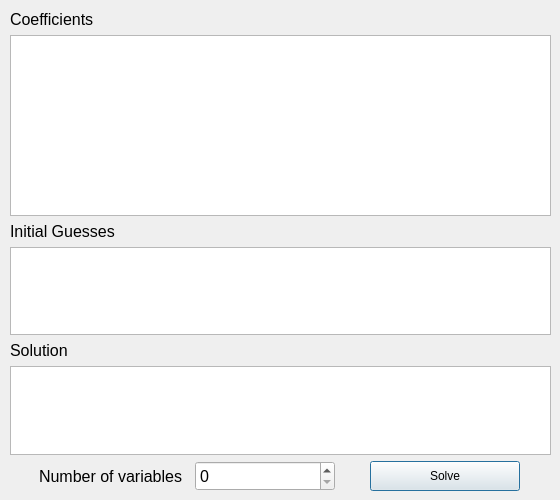
This is ui/jacobi_method.ui in Solar-Spark/CompMathFinal as Qt 5 draws it before an edit. The edited form follows.
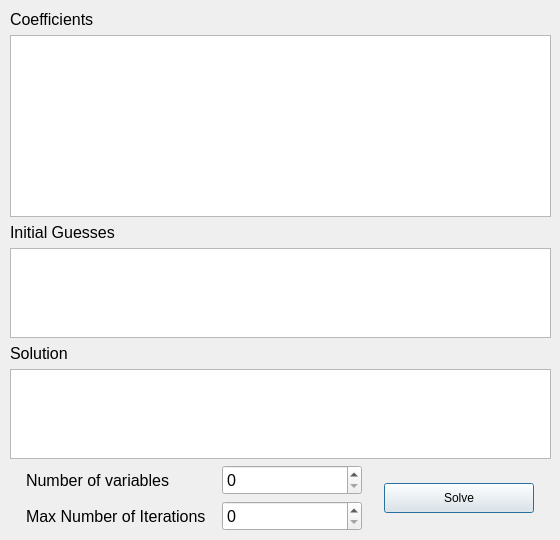
This is the edited form.

```diff
--- a/ui/jacobi_method.ui
+++ b/ui/jacobi_method.ui
@@ -7,19 +7,19 @@
     <x>0</x>
     <y>0</y>
     <width>560</width>
-    <height>500</height>
+    <height>540</height>
    </rect>
   </property>
   <property name="minimumSize">
    <size>
     <width>560</width>
-    <height>500</height>
+    <height>540</height>
    </size>
   </property>
   <property name="maximumSize">
    <size>
     <width>560</width>
-    <height>500</height>
+    <height>540</height>
    </size>
   </property>
   <property name="windowTitle">
@@ -31,10 +31,10 @@
      <x>10</x>
      <y>10</y>
      <width>541</width>
-     <height>481</height>
+     <height>521</height>
     </rect>
    </property>
-   <layout class="QVBoxLayout" name="verticalLayout_3">
+   <layout class="QVBoxLayout" name="verticalLayout_5">
     <item>
      <layout class="QVBoxLayout" name="verticalLayout">
       <item>
@@ -109,12 +109,20 @@
     <item>
      <layout class="QHBoxLayout" name="horizontalLayout">
       <item>
-       <layout class="QHBoxLayout" name="horizontalLayout_2">
+       <layout class="QVBoxLayout" name="verticalLayout_3">
         <item>
-         <widget class="QLabel" name="label_3">
+         <layout class="QHBoxLayout" name="horizontalLayout_3">
+          <item>
+           <widget class="QLabel" name="label_4">
+            <property name="minimumSize">
+             <size>
+              <width>190</width>
+              <height>0</height>
+             </size>
+            </property>
           <property name="maximumSize">
            <size>
-            <width>150</width>
+              <width>190</width>
             <height>16777215</height>
            </size>
           </property>
@@ -148,6 +156,60 @@
            </font>
           </property>
          </widget>
+          </item>
+         </layout>
+        </item>
+        <item>
+         <layout class="QHBoxLayout" name="horizontalLayout_2">
+          <item>
+           <widget class="QLabel" name="label_3">
+            <property name="minimumSize">
+             <size>
+              <width>190</width>
+              <height>0</height>
+             </size>
+            </property>
+            <property name="maximumSize">
+             <size>
+              <width>190</width>
+              <height>16777215</height>
+             </size>
+            </property>
+            <property name="font">
+             <font>
+              <pointsize>12</pointsize>
+             </font>
+            </property>
+            <property name="text">
+             <string>Max Number of Iterations</string>
+            </property>
+           </widget>
+          </item>
+          <item>
+           <widget class="QSpinBox" name="iterations_spinbox">
+            <property name="minimumSize">
+             <size>
+              <width>140</width>
+              <height>30</height>
+             </size>
+            </property>
+            <property name="maximumSize">
+             <size>
+              <width>140</width>
+              <height>30</height>
+             </size>
+            </property>
+            <property name="font">
+             <font>
+              <pointsize>12</pointsize>
+             </font>
+            </property>
+            <property name="maximum">
+             <number>10000</number>
+            </property>
+           </widget>
+          </item>
+         </layout>
         </item>
        </layout>
       </item>
```
Lines whose indentation alone changed are shown as unchanged.
